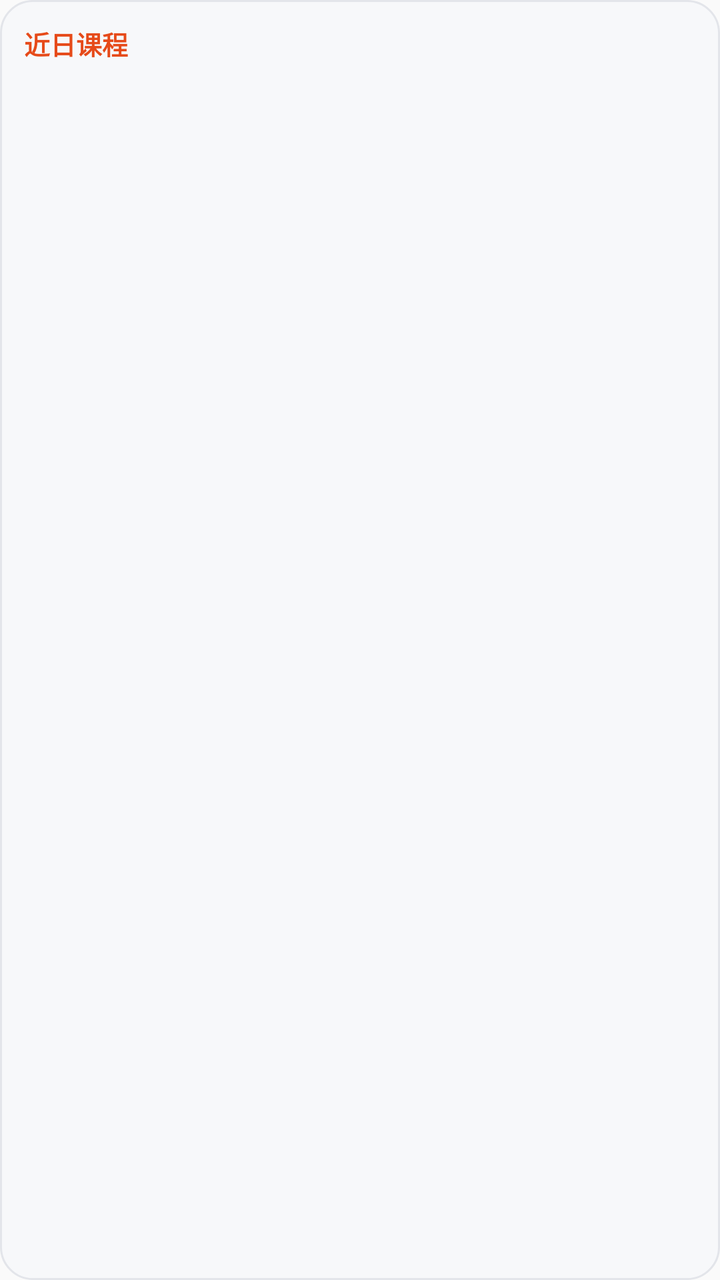
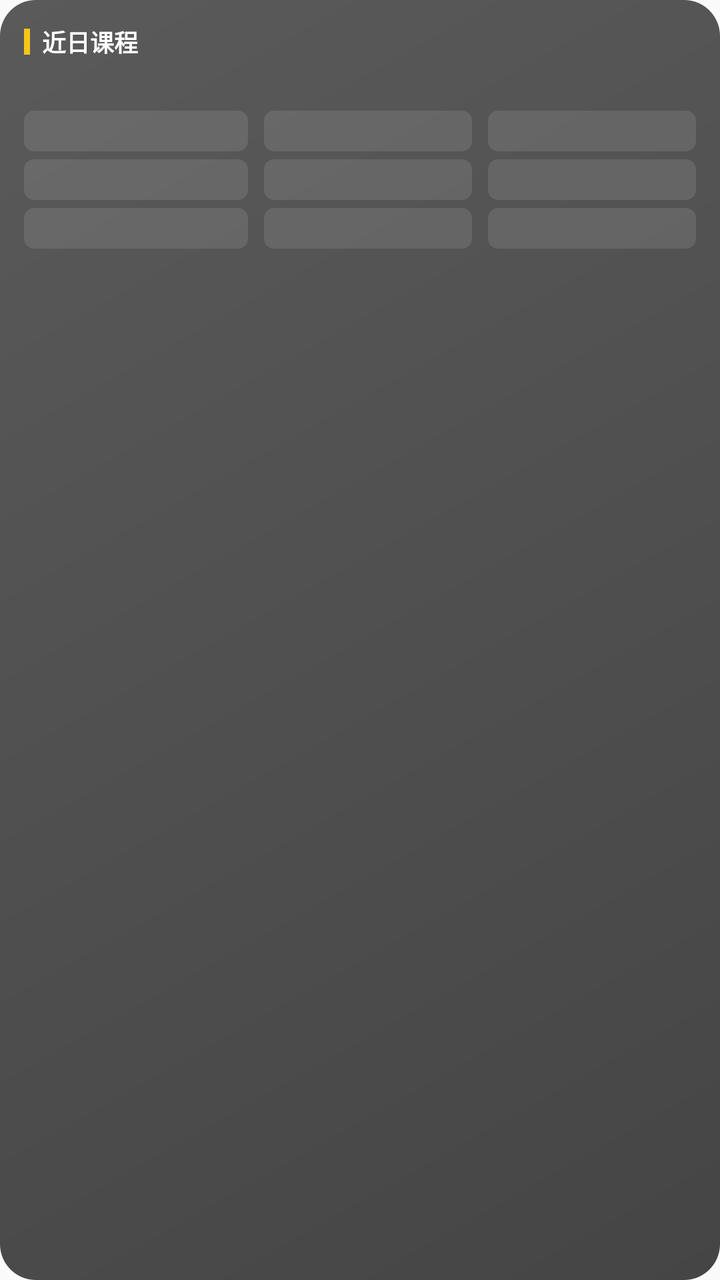

The first picture is an Android layout as it rendered before a commit; the second is the same layout after the commit. The layout source and the unified diff follow.
<!-- AndroidManifest.xml: application theme AppTheme -->
<!-- res/layout/widget_recent.xml -->
<?xml version="1.0" encoding="utf-8"?>
<LinearLayout xmlns:android="http://schemas.android.com/apk/res/android"
    android:id="@+id/wr_root"
    android:layout_width="match_parent"
    android:layout_height="match_parent"
    android:orientation="vertical"
    android:background="@drawable/widget_bg"
    android:padding="12dp">

    <TextView
        android:id="@+id/wr_title"
        android:layout_width="match_parent"
        android:layout_height="wrap_content"
        android:text="近日课程"
        android:textSize="13sp"
        android:textStyle="bold"
        android:textColor="#E64A19" />

    <LinearLayout
        android:layout_width="match_parent"
        android:layout_height="0dp"
        android:layout_weight="1"
        android:orientation="horizontal"
        android:layout_marginTop="8dp">

        <LinearLayout
            android:layout_width="0dp"
            android:layout_height="match_parent"
            android:layout_weight="1"
            android:orientation="vertical">

            <TextView
                android:id="@+id/wr_d1_date"
                android:layout_width="wrap_content"
                android:layout_height="wrap_content"
                android:textSize="10sp"
                android:textStyle="bold"
                android:textColor="#666666" />

            <TextView
                android:id="@+id/wr_d1_c1"
                android:layout_width="match_parent"
                android:layout_height="wrap_content"
                android:layout_marginTop="4dp"
                android:textSize="9sp"
                android:textColor="#333333"
                android:maxLines="2"
                android:ellipsize="end" />

            <TextView
                android:id="@+id/wr_d1_c2"
                android:layout_width="match_parent"
                android:layout_height="wrap_content"
                android:layout_marginTop="3dp"
                android:textSize="9sp"
                android:textColor="#333333"
                android:maxLines="2"
                android:ellipsize="end" />

            <TextView
                android:id="@+id/wr_d1_c3"
                android:layout_width="match_parent"
                android:layout_height="wrap_content"
                android:layout_marginTop="3dp"
                android:textSize="9sp"
                android:textColor="#333333"
                android:maxLines="2"
                android:ellipsize="end" />
        </LinearLayout>

        <LinearLayout
            android:layout_width="0dp"
            android:layout_height="match_parent"
            android:layout_weight="1"
            android:orientation="vertical"
            android:paddingStart="10dp">

            <TextView
                android:id="@+id/wr_d2_date"
                android:layout_width="wrap_content"
                android:layout_height="wrap_content"
                android:textSize="10sp"
                android:textStyle="bold"
                android:textColor="#666666" />

            <TextView
                android:id="@+id/wr_d2_c1"
                android:layout_width="match_parent"
                android:layout_height="wrap_content"
                android:layout_marginTop="4dp"
                android:textSize="9sp"
                android:textColor="#333333"
                android:maxLines="2"
                android:ellipsize="end" />

            <TextView
                android:id="@+id/wr_d2_c2"
                android:layout_width="match_parent"
                android:layout_height="wrap_content"
                android:layout_marginTop="3dp"
                android:textSize="9sp"
                android:textColor="#333333"
                android:maxLines="2"
                android:ellipsize="end" />

            <TextView
                android:id="@+id/wr_d2_c3"
                android:layout_width="match_parent"
                android:layout_height="wrap_content"
                android:layout_marginTop="3dp"
                android:textSize="9sp"
                android:textColor="#333333"
                android:maxLines="2"
                android:ellipsize="end" />
        </LinearLayout>

        <LinearLayout
            android:layout_width="0dp"
            android:layout_height="match_parent"
            android:layout_weight="1"
            android:orientation="vertical"
            android:paddingStart="10dp">

            <TextView
                android:id="@+id/wr_d3_date"
                android:layout_width="wrap_content"
                android:layout_height="wrap_content"
                android:textSize="10sp"
                android:textStyle="bold"
                android:textColor="#666666" />

            <TextView
                android:id="@+id/wr_d3_c1"
                android:layout_width="match_parent"
                android:layout_height="wrap_content"
                android:layout_marginTop="4dp"
                android:textSize="9sp"
                android:textColor="#333333"
                android:maxLines="2"
                android:ellipsize="end" />

            <TextView
                android:id="@+id/wr_d3_c2"
                android:layout_width="match_parent"
                android:layout_height="wrap_content"
                android:layout_marginTop="3dp"
                android:textSize="9sp"
                android:textColor="#333333"
                android:maxLines="2"
                android:ellipsize="end" />

            <TextView
                android:id="@+id/wr_d3_c3"
                android:layout_width="match_parent"
                android:layout_height="wrap_content"
                android:layout_marginTop="3dp"
                android:textSize="9sp"
                android:textColor="#333333"
                android:maxLines="2"
                android:ellipsize="end" />
        </LinearLayout>
    </LinearLayout>
</LinearLayout>
<!-- resources referenced by this layout -->
<resources>
  <!-- drawable widget_bg (drawable) -->
  <?xml version="1.0" encoding="utf-8"?>
  <shape xmlns:android="http://schemas.android.com/apk/res/android" android:shape="rectangle">
      <solid android:color="#F7F8FA" />
      <corners android:radius="16dp" />
      <stroke android:width="1dp" android:color="#E3E5EA" />
  </shape>
  <style name="AppTheme" parent="Theme.AppCompat.Light.DarkActionBar">
          
          <item name="colorPrimary">@color/colorPrimary</item>
          <item name="colorPrimaryDark">@color/colorPrimaryDark</item>
          <item name="colorAccent">@color/colorAccent</item>
      </style>
</resources>

<!-- the commit's change to res/layout/widget_recent.xml (unified diff, before → after) -->
@@ -4,24 +4,40 @@
     android:layout_width="match_parent"
     android:layout_height="match_parent"
     android:orientation="vertical"
-    android:background="@drawable/widget_bg"
+    android:background="@drawable/widget_bg_dark"
     android:padding="12dp">
 
-    <TextView
-        android:id="@+id/wr_title"
+    <LinearLayout
         android:layout_width="match_parent"
         android:layout_height="wrap_content"
-        android:text="近日课程"
-        android:textSize="13sp"
-        android:textStyle="bold"
-        android:textColor="#E64A19" />
+        android:orientation="horizontal"
+        android:gravity="center_vertical">
+
+        <View
+            android:layout_width="3dp"
+            android:layout_height="13dp"
+            android:layout_marginEnd="6dp"
+            android:background="#F5C518" />
+
+        <TextView
+            android:id="@+id/wr_title"
+            android:layout_width="0dp"
+            android:layout_height="wrap_content"
+            android:layout_weight="1"
+            android:text="近日课程"
+            android:textSize="12sp"
+            android:textStyle="bold"
+            android:textColor="#FFFFFF"
+            android:maxLines="1"
+            android:ellipsize="end" />
+    </LinearLayout>
 
     <LinearLayout
         android:layout_width="match_parent"
         android:layout_height="0dp"
         android:layout_weight="1"
         android:orientation="horizontal"
-        android:layout_marginTop="8dp">
+        android:layout_marginTop="7dp">
 
         <LinearLayout
             android:layout_width="0dp"
@@ -35,36 +51,42 @@
                 android:layout_height="wrap_content"
                 android:textSize="10sp"
                 android:textStyle="bold"
-                android:textColor="#666666" />
+                android:textColor="#CCFFFFFF" />
 
             <TextView
                 android:id="@+id/wr_d1_c1"
                 android:layout_width="match_parent"
                 android:layout_height="wrap_content"
-                android:layout_marginTop="4dp"
+                android:layout_marginTop="5dp"
+                android:padding="4dp"
+                android:background="@drawable/wc_bg_empty"
                 android:textSize="9sp"
-                android:textColor="#333333"
-                android:maxLines="2"
+                android:textColor="#FFFFFF"
+                android:maxLines="3"
                 android:ellipsize="end" />
 
             <TextView
                 android:id="@+id/wr_d1_c2"
                 android:layout_width="match_parent"
                 android:layout_height="wrap_content"
-                android:layout_marginTop="3dp"
+                android:layout_marginTop="4dp"
+                android:padding="4dp"
+                android:background="@drawable/wc_bg_empty"
                 android:textSize="9sp"
-                android:textColor="#333333"
-                android:maxLines="2"
+                android:textColor="#FFFFFF"
+                android:maxLines="3"
                 android:ellipsize="end" />
 
             <TextView
                 android:id="@+id/wr_d1_c3"
                 android:layout_width="match_parent"
                 android:layout_height="wrap_content"
-                android:layout_marginTop="3dp"
+                android:layout_marginTop="4dp"
+                android:padding="4dp"
+                android:background="@drawable/wc_bg_empty"
                 android:textSize="9sp"
-                android:textColor="#333333"
-                android:maxLines="2"
+                android:textColor="#FFFFFF"
+                android:maxLines="3"
                 android:ellipsize="end" />
         </LinearLayout>
 
@@ -73,7 +95,7 @@
             android:layout_height="match_parent"
             android:layout_weight="1"
             android:orientation="vertical"
-            android:paddingStart="10dp">
+            android:paddingStart="8dp">
 
             <TextView
                 android:id="@+id/wr_d2_date"
@@ -81,36 +103,42 @@
                 android:layout_height="wrap_content"
                 android:textSize="10sp"
                 android:textStyle="bold"
-                android:textColor="#666666" />
+                android:textColor="#CCFFFFFF" />
 
             <TextView
                 android:id="@+id/wr_d2_c1"
                 android:layout_width="match_parent"
                 android:layout_height="wrap_content"
-                android:layout_marginTop="4dp"
+                android:layout_marginTop="5dp"
+                android:padding="4dp"
+                android:background="@drawable/wc_bg_empty"
                 android:textSize="9sp"
-                android:textColor="#333333"
-                android:maxLines="2"
+                android:textColor="#FFFFFF"
+                android:maxLines="3"
                 android:ellipsize="end" />
 
             <TextView
                 android:id="@+id/wr_d2_c2"
                 android:layout_width="match_parent"
                 android:layout_height="wrap_content"
-                android:layout_marginTop="3dp"
+                android:layout_marginTop="4dp"
+                android:padding="4dp"
+                android:background="@drawable/wc_bg_empty"
                 android:textSize="9sp"
-                android:textColor="#333333"
-                android:maxLines="2"
+                android:textColor="#FFFFFF"
+                android:maxLines="3"
                 android:ellipsize="end" />
 
             <TextView
                 android:id="@+id/wr_d2_c3"
                 android:layout_width="match_parent"
                 android:layout_height="wrap_content"
-                android:layout_marginTop="3dp"
+                android:layout_marginTop="4dp"
+                android:padding="4dp"
+                android:background="@drawable/wc_bg_empty"
                 android:textSize="9sp"
-                android:textColor="#333333"
-                android:maxLines="2"
+                android:textColor="#FFFFFF"
+                android:maxLines="3"
                 android:ellipsize="end" />
         </LinearLayout>
 
@@ -119,7 +147,7 @@
             android:layout_height="match_parent"
             android:layout_weight="1"
             android:orientation="vertical"
-            android:paddingStart="10dp">
+            android:paddingStart="8dp">
 
             <TextView
                 android:id="@+id/wr_d3_date"
@@ -127,36 +155,42 @@
                 android:layout_height="wrap_content"
                 android:textSize="10sp"
                 android:textStyle="bold"
-                android:textColor="#666666" />
+                android:textColor="#CCFFFFFF" />
 
             <TextView
                 android:id="@+id/wr_d3_c1"
                 android:layout_width="match_parent"
                 android:layout_height="wrap_content"
-                android:layout_marginTop="4dp"
+                android:layout_marginTop="5dp"
+                android:padding="4dp"
+                android:background="@drawable/wc_bg_empty"
                 android:textSize="9sp"
-                android:textColor="#333333"
-                android:maxLines="2"
+                android:textColor="#FFFFFF"
+                android:maxLines="3"
                 android:ellipsize="end" />
 
             <TextView
                 android:id="@+id/wr_d3_c2"
                 android:layout_width="match_parent"
                 android:layout_height="wrap_content"
-                android:layout_marginTop="3dp"
+                android:layout_marginTop="4dp"
+                android:padding="4dp"
+                android:background="@drawable/wc_bg_empty"
                 android:textSize="9sp"
-                android:textColor="#333333"
-                android:maxLines="2"
+                android:textColor="#FFFFFF"
+                android:maxLines="3"
                 android:ellipsize="end" />
 
             <TextView
                 android:id="@+id/wr_d3_c3"
                 android:layout_width="match_parent"
                 android:layout_height="wrap_content"
-                android:layout_marginTop="3dp"
+                android:layout_marginTop="4dp"
+                android:padding="4dp"
+                android:background="@drawable/wc_bg_empty"
                 android:textSize="9sp"
-                android:textColor="#333333"
-                android:maxLines="2"
+                android:textColor="#FFFFFF"
+                android:maxLines="3"
                 android:ellipsize="end" />
         </LinearLayout>
     </LinearLayout>
<!-- resource entries referenced after the edit -->
@@ -1,11 +1,19 @@
 <!-- resources referenced by this layout -->
 <resources>
-  <!-- drawable widget_bg (drawable) -->
+  <!-- drawable wc_bg_empty (drawable) -->
   <?xml version="1.0" encoding="utf-8"?>
   <shape xmlns:android="http://schemas.android.com/apk/res/android" android:shape="rectangle">
-      <solid android:color="#F7F8FA" />
-      <corners android:radius="16dp" />
-      <stroke android:width="1dp" android:color="#E3E5EA" />
+      <solid android:color="#1AFFFFFF" />
+      <corners android:radius="5dp" />
+  </shape>
+  <!-- drawable widget_bg_dark (drawable) -->
+  <?xml version="1.0" encoding="utf-8"?>
+  <shape xmlns:android="http://schemas.android.com/apk/res/android" android:shape="rectangle">
+      <gradient
+          android:startColor="#5A5A5A"
+          android:endColor="#454545"
+          android:angle="315" />
+      <corners android:radius="18dp" />
   </shape>
   <style name="AppTheme" parent="Theme.AppCompat.Light.DarkActionBar">
           
